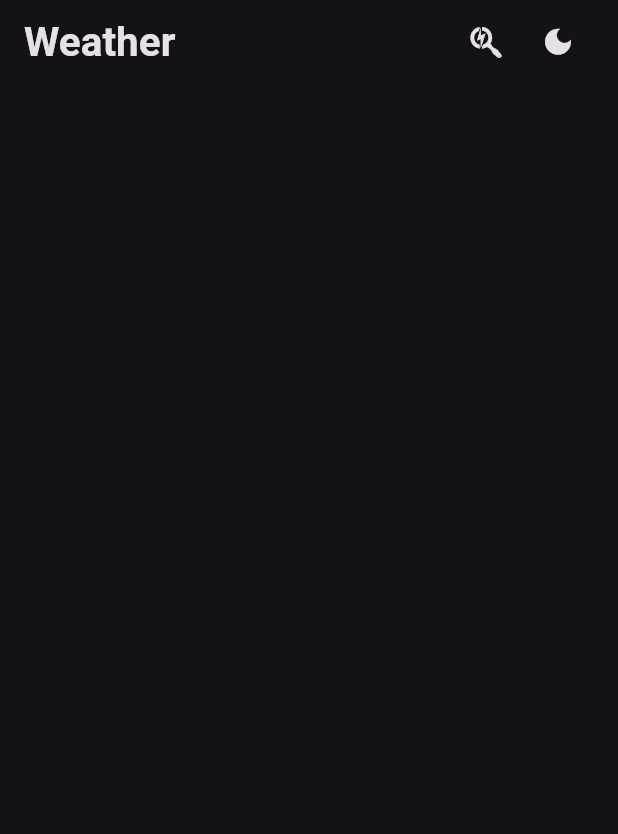
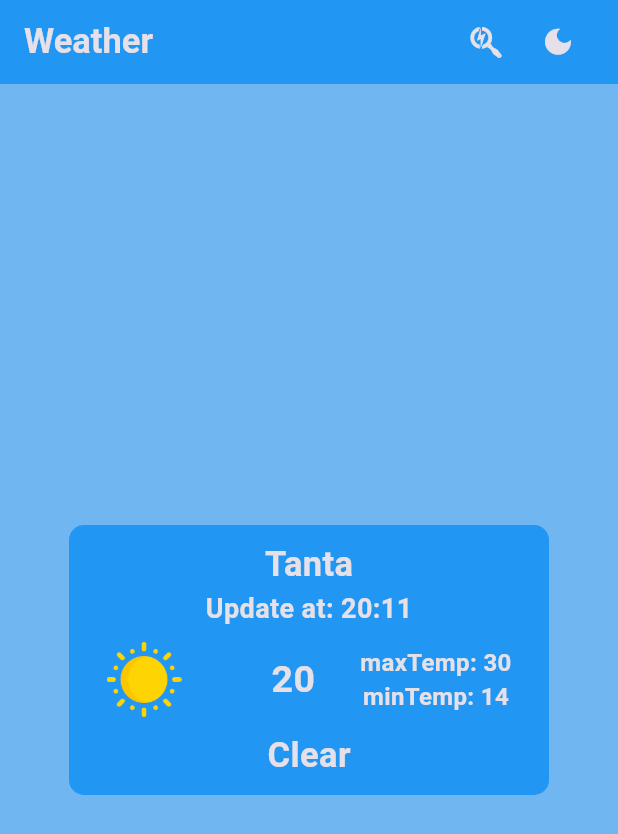
Before and after one commit to Korya25/weatherapp, a Flutter app: the screen it shows after launch, on a phone screen of 412 x 824 dp. Shown: the top 834 px of the screen. Run offline on Flutter 3.47's test engine with Material 3 defaults, Android fonts, the phone set to English and light mode, and no system bars; our stand-ins replace flutter_bloc, font_awesome_flutter, google_fonts; Roboto replaces fonts that are missing (Alike).

Commit message:
build weather data card

```diff
--- a/lib/constant/stayle.dart
+++ b/lib/constant/stayle.dart
@@ -2,8 +2,26 @@ import 'package:flutter/material.dart';
 import 'package:google_fonts/google_fonts.dart';
 
 class AppTextStyle {
-  static TextStyle heading = GoogleFonts.abhayaLibre(
-    fontSize: 27,
-    fontWeight: FontWeight.w600,
+  static TextStyle heading = GoogleFonts.alike(
+    fontSize: 23,
+    fontWeight: FontWeight.bold,
+  );
+  static TextStyle cityname = const TextStyle(
+    fontSize: 23,
+    fontWeight: FontWeight.bold,
+  );
+
+  static TextStyle upDatetitle = const TextStyle(
+    fontSize: 18,
+    fontWeight: FontWeight.bold,
+  );
+
+  static TextStyle temp = const TextStyle(
+    fontSize: 25,
+    fontWeight: FontWeight.bold,
+  );
+  static TextStyle maxandmainTemp = const TextStyle(
+    fontSize: 16,
+    fontWeight: FontWeight.bold,
   );
 }
--- a/lib/domain/presentation/screens/weather_screen.dart
+++ b/lib/domain/presentation/screens/weather_screen.dart
@@ -1,5 +1,6 @@
 import 'package:flutter/material.dart';
 import 'package:weatherapp/domain/presentation/widgets/custom_app_bar.dart';
+import 'package:weatherapp/domain/presentation/widgets/weather_data.dart';
 
 class WeatherScreen extends StatelessWidget {
   const WeatherScreen({super.key});
@@ -7,11 +8,14 @@ class WeatherScreen extends StatelessWidget {
   @override
   Widget build(BuildContext context) {
     return Scaffold(
+      backgroundColor: const Color.fromARGB(255, 112, 183, 241),
       appBar: AppBar(
+        backgroundColor: Colors.blue,
         title: const CustomAppBar(
           title: 'Weather',
         ),
       ),
+      body: const WeatherData(),
     );
   }
 }
--- /dev/null
+++ b/lib/domain/presentation/widgets/weather_data.dart
@@ -0,0 +1,11 @@
+import 'package:flutter/material.dart';
+import 'package:weatherapp/domain/presentation/widgets/weather_data_card.dart';
+
+class WeatherData extends StatelessWidget {
+  const WeatherData({super.key});
+
+  @override
+  Widget build(BuildContext context) {
+    return const Center(child: WeaatherDataCard());
+  }
+}
--- /dev/null
+++ b/lib/domain/presentation/widgets/weather_data_card.dart
@@ -0,0 +1,76 @@
+import 'package:flutter/material.dart';
+import 'package:weatherapp/constant/stayle.dart';
+
+class WeaatherDataCard extends StatelessWidget {
+  const WeaatherDataCard({
+    super.key,
+  });
+
+  @override
+  Widget build(BuildContext context) {
+    return Container(
+      padding: const EdgeInsets.symmetric(horizontal: 25, vertical: 10),
+      height: 180,
+      width: 320,
+      decoration: BoxDecoration(
+        color: Colors.blue,
+        borderRadius: BorderRadius.circular(10),
+      ),
+      child: Column(
+        crossAxisAlignment: CrossAxisAlignment.center,
+        mainAxisAlignment: MainAxisAlignment.center,
+        children: [
+          Text(
+            'Tanta',
+            style: AppTextStyle.cityname,
+          ),
+          Text(
+            'Update at: 20:11',
+            style: AppTextStyle.upDatetitle,
+          ),
+          const Spacer(
+            flex: 1,
+          ),
+          Row(
+            children: [
+              const SizedBox(
+                height: 50,
+                width: 50,
+                child: Image(image: AssetImage('assets/sun.png')),
+              ),
+              const Spacer(
+                flex: 2,
+              ),
+              Text(
+                '20',
+                style: AppTextStyle.temp,
+              ),
+              const Spacer(
+                flex: 1,
+              ),
+              Column(
+                children: [
+                  Text(
+                    'maxTemp: 30',
+                    style: AppTextStyle.maxandmainTemp,
+                  ),
+                  Text(
+                    'minTemp: 14',
+                    style: AppTextStyle.maxandmainTemp,
+                  ),
+                ],
+              )
+            ],
+          ),
+          const Spacer(
+            flex: 1,
+          ),
+          Text(
+            'Clear',
+            style: AppTextStyle.cityname,
+          ),
+        ],
+      ),
+    );
+  }
+}
--- a/pubspec.yaml
+++ b/pubspec.yaml
@@ -38,6 +38,7 @@ dependencies:
   flutter_bloc: ^8.1.6
   google_fonts: ^6.2.1
   font_awesome_flutter: ^10.8.0
+  cached_network_image: ^3.4.1
 
 dev_dependencies:
   flutter_test:
@@ -62,8 +63,8 @@ flutter:
   uses-material-design: true
 
   # To add assets to your application, add an assets section, like this:
-  # assets:
-  #   - images/a_dot_burr.jpeg
+  assets:
+    - assets/
   #   - images/a_dot_ham.jpeg
 
   # An image asset can refer to one or more resolution-specific "variants", see
```
Also changed, not shown: assets/sun.png (added), pubspec.lock, 1 other file.
